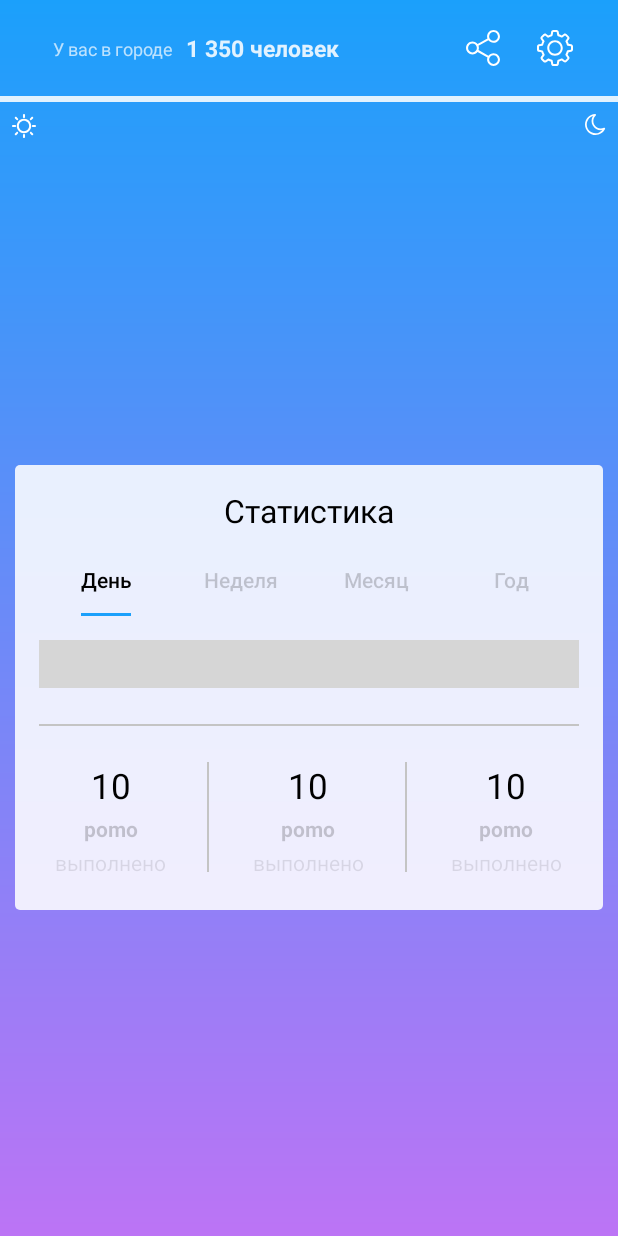
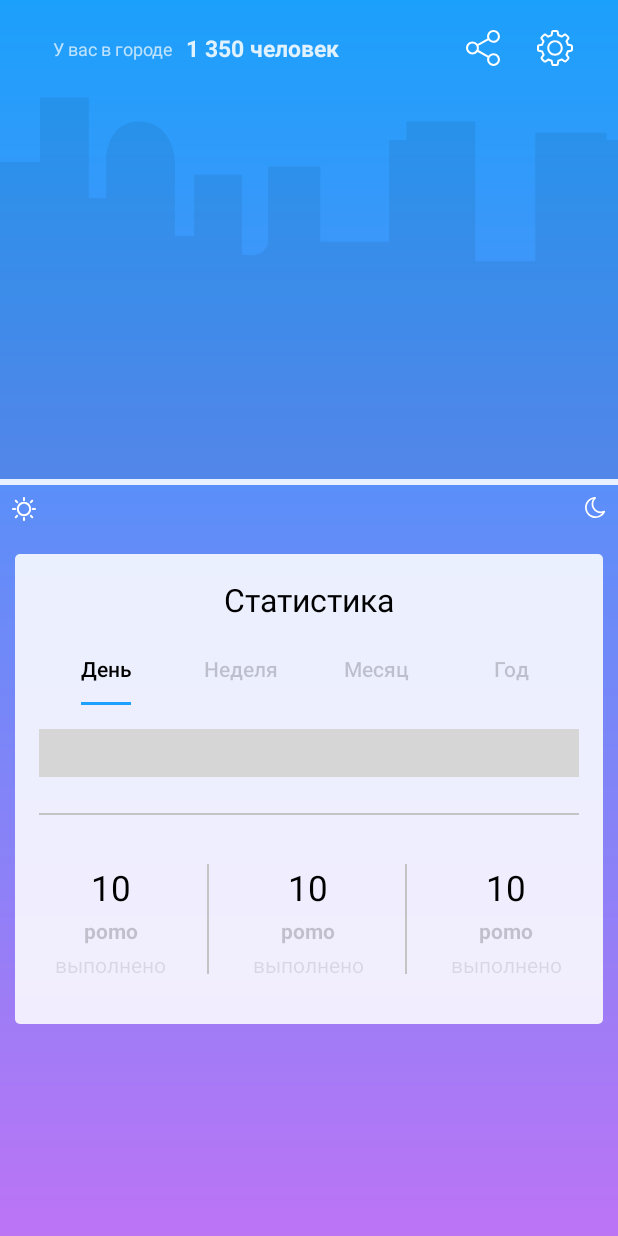
Before and after one commit to romashka256/CityWork, an Android app: the layout city_fragment.xml on its own in the app's theme, with its tools: preview values and no code run, on a phone screen of 412 x 824 dp. Run offline under Robolectric (Android 15) with nearby library versions, the phone set to English and light mode, and no system bars; plain views replace BarChart; grey boxes are pictures that could not be loaded.

Commit message:
fix, chart

```diff
--- a/app/src/main/java/com/citywork/ui/CityAdapter.java
+++ b/app/src/main/java/com/citywork/ui/CityAdapter.java
@@ -47,7 +47,7 @@ public class CityAdapter extends RecyclerView.Adapter<CityAdapter.CityVH> {
         cityVH.cityView.clear();
 
         for (Building building : city.getBuildings()) {
-            if (building.getPomodoro().getTimerState() != TimerState.CANCELED && building.getPomodoro().getTimerState() != TimerState.ONGOING)
+            if (building.getPomodoro().getTimerState() != TimerState.CANCELED && building.getPomodoro().getTimerState() != TimerState.ONGOING && building.getPomodoro().getTimerState() != TimerState.NOT_ONGOING)
                 buildingNames.add(building.getIconName());
         }
 
--- a/app/src/main/java/com/citywork/ui/CityFragment.java
+++ b/app/src/main/java/com/citywork/ui/CityFragment.java
@@ -77,6 +77,10 @@ public class CityFragment extends Fragment {
             recyclerView.setAdapter(adapter);
         });
 
+        cityFragmentViewModel.getmCityPeopleCountChangeEvent().observe(this, count -> {
+            mPeopleCountTV.setText(count + " человек");
+        });
+
         mShareIV.setOnClickListener(v -> {
             Intent sharingIntent = new Intent(android.content.Intent.ACTION_SEND);
             sharingIntent.setType("text/plain");
@@ -95,7 +99,7 @@ public class CityFragment extends Fragment {
         xAxis.setPosition(XAxis.XAxisPosition.BOTTOM);
         xAxis.setDrawGridLines(true);
         xAxis.enableGridDashedLine(14, 10, 10);
-        xAxis.setLabelCount(4,false);
+        xAxis.setLabelCount(4, false);
 
         YAxis leftAxis = barChart.getAxisLeft();
         leftAxis.setLabelCount(0, false);
--- a/app/src/main/java/com/citywork/ui/TimerFragment.java
+++ b/app/src/main/java/com/citywork/ui/TimerFragment.java
@@ -176,6 +176,7 @@ public class TimerFragment extends Fragment {
         m10minRest.setVisibility(View.VISIBLE);
         mTodoTV.setVisibility(View.GONE);
         mBuidlingView.setVisibility(View.VISIBLE);
+        circleTimer.setTime(0);
         circleTimer.enable();
     }
 
--- a/app/src/main/java/com/citywork/viewmodels/interfaces/ICityFragmentViewModel.java
+++ b/app/src/main/java/com/citywork/viewmodels/interfaces/ICityFragmentViewModel.java
@@ -13,4 +13,5 @@ public interface ICityFragmentViewModel {
     void onCreate();
 
     LiveData<List<City>>  getCitiesLoaded();
+    LiveData<Integer> getmCityPeopleCountChangeEvent();
 }
--- /dev/null
+++ b/app/src/main/res/drawable/ic_bg_city.xml
@@ -0,0 +1,5 @@
+<vector android:alpha="0.06" android:height="255dp"
+    android:viewportHeight="255" android:viewportWidth="355"
+    android:width="355dp" xmlns:android="http://schemas.android.com/apk/res/android">
+    <path android:fillColor="#000000" android:fillType="evenOdd" android:pathData="M-29,29H-8V44H23V1H51V68H61V44C60.667,35 64,17 80,17C96,17 100.333,35 100.5,44V93H111.5V52.5H139V105.5C144,106.833 154,106.7 154,95.5V47H184V97H223.5V29.5H233.5V17H273V110H307.5V24.5H348.5V29.5H356.5V67.5H367V47H386V86.5H415.5V100.5C415.667,102.167 418.3,105.5 427.5,105.5L428,25.5H455V44.5H472C476,44.167 484,40.7 484,29.5V-0H510V151.5V195.5H355V255H-20V195.5H-29V29Z"/>
+</vector>
--- a/app/src/main/res/layout/city_fragment.xml
+++ b/app/src/main/res/layout/city_fragment.xml
@@ -1,25 +1,39 @@
 <?xml version="1.0" encoding="utf-8"?>
+<ScrollView xmlns:android="http://schemas.android.com/apk/res/android"
+    xmlns:app="http://schemas.android.com/apk/res-auto"
+    android:layout_width="match_parent"
+    android:layout_height="match_parent"
+    android:background="@drawable/bg">
+
     <android.support.constraint.ConstraintLayout xmlns:android="http://schemas.android.com/apk/res/android"
         xmlns:app="http://schemas.android.com/apk/res-auto"
         xmlns:tools="http://schemas.android.com/tools"
         android:id="@+id/constraintLayout2"
         android:layout_width="match_parent"
-    android:layout_height="match_parent"
-    android:background="@drawable/bg">
+        android:layout_height="match_parent">
 
         <include
             android:id="@+id/toolbar"
             layout="@layout/toolbar" />
+
+        <ImageView
+            android:id="@+id/city_fragment_city_bg"
+            android:layout_width="0dp"
+            android:layout_height="wrap_content"
+            android:background="@drawable/ic_bg_city"
+            app:layout_constraintEnd_toEndOf="parent"
+            app:layout_constraintStart_toStartOf="parent"
+            app:layout_constraintTop_toBottomOf="@+id/toolbar" />
 
         <android.support.v7.widget.RecyclerView
             android:id="@+id/city_fragment_rv"
             android:layout_width="0dp"
             android:layout_height="wrap_content"
             android:orientation="horizontal"
+            app:layout_constraintBottom_toTopOf="@+id/city_fragment_land"
             app:layout_constraintEnd_toEndOf="parent"
             app:layout_constraintHorizontal_bias="1.0"
-        app:layout_constraintStart_toStartOf="parent"
-        app:layout_constraintTop_toBottomOf="@+id/toolbar" />
+            app:layout_constraintStart_toStartOf="parent" />
 
         <View
             android:id="@+id/city_fragment_land"
@@ -28,7 +42,7 @@
             android:background="@drawable/city_land_raw"
             app:layout_constraintEnd_toEndOf="parent"
             app:layout_constraintStart_toStartOf="parent"
-        app:layout_constraintTop_toBottomOf="@+id/city_fragment_rv" />
+            app:layout_constraintTop_toBottomOf="@+id/city_fragment_city_bg" />
 
         <ImageView
             android:id="@+id/imageView2"
@@ -53,7 +67,7 @@
         <android.support.constraint.ConstraintLayout
             android:id="@+id/city_fragment_statistics_block"
             android:layout_width="0dp"
-        android:layout_height="wrap_content"
+            android:layout_height="313dp"
             android:layout_marginStart="10dp"
             android:layout_marginTop="22dp"
             android:layout_marginEnd="10dp"
@@ -61,7 +75,6 @@
             android:background="@drawable/statisctics_bg"
             app:layout_constraintBottom_toBottomOf="parent"
             app:layout_constraintEnd_toEndOf="parent"
-        app:layout_constraintHorizontal_bias="0.49"
             app:layout_constraintStart_toStartOf="parent"
             app:layout_constraintTop_toBottomOf="@+id/imageView2">
 
@@ -211,3 +224,4 @@
 
         </android.support.constraint.ConstraintLayout>
     </android.support.constraint.ConstraintLayout>
+</ScrollView>
--- a/app/src/main/res/values/colors.xml
+++ b/app/src/main/res/values/colors.xml
@@ -8,6 +8,7 @@
     <color name="transparent">#00000000</color>
     <color name="purple">#BC74F5</color>
     <color name="blue">#1BA0FB</color>
+    <color name="nav_bar_bg">#9865D1</color>
     <color name="transparent_black">#27000000</color>
     <color name="transparent_white">#48FFFFFF</color>
     <color name="transoarent10_white">#1AFFFFFF</color>
```
Also changed, not shown: app/src/main/java/com/citywork/model/db/DataBaseHelper.java (+0 -11 lines), app/src/main/java/com/citywork/utils/Calculator.java (+23 -5 lines), app/src/main/java/com/citywork/utils/ChartUtils.java (added, +29 -0 lines), app/src/main/java/com/citywork/utils/PomodoroManger.java (+16 -26 lines), app/src/main/java/com/citywork/viewmodels/CityFragmentViewModel.java (+14 -0 lines), app/src/main/java/com/citywork/viewmodels/MainActivityViewModel.java (+8 -6 lines), app/src/main/java/com/citywork/viewmodels/TimerFragmentViewModel.java (+10 -3 lines), app/src/main/res/layout/activity_main.xml (+16 -12 lines). Lines whose indentation alone changed are shown as unchanged.
